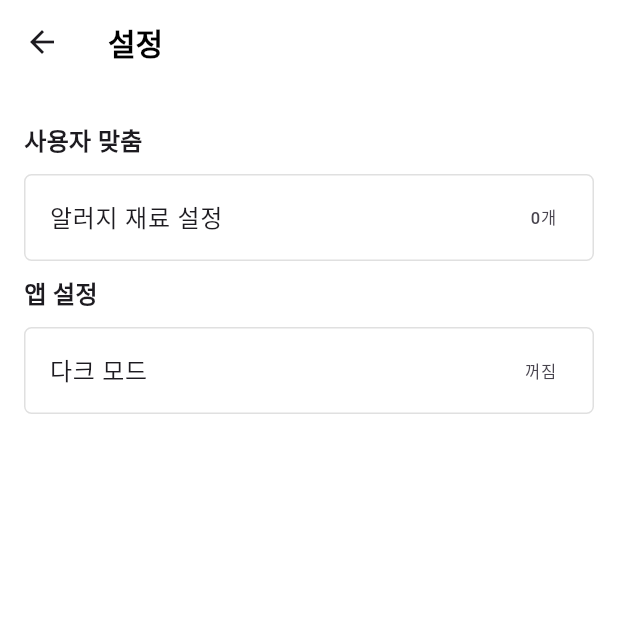
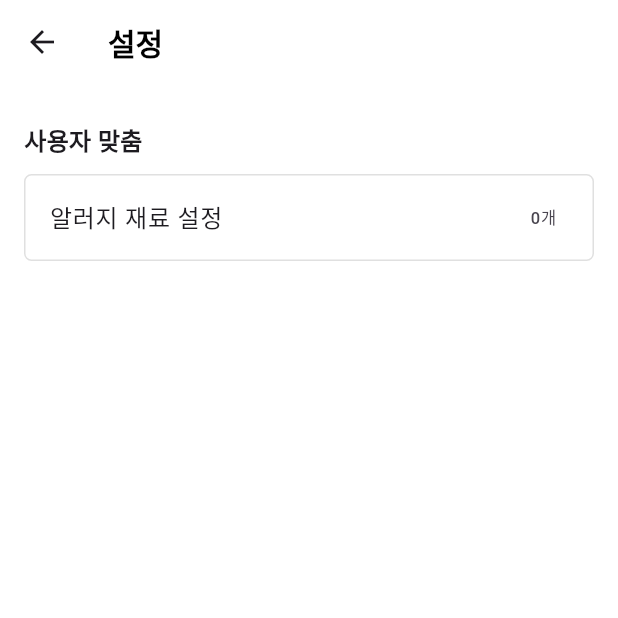
Before and after one commit to AYEOOON/as_it_is, a Flutter app: the SettingsScreen screen opened directly, on a phone screen of 412 x 824 dp, the top half of it. Run offline on Flutter 3.47's test engine with Material 3 defaults, Android fonts, the phone set to English and light mode, and no system bars.

Commit message:
refactor: 다크모드 관련 기능 제거

```diff
--- a/lib/screens/SettingScreen.dart
+++ b/lib/screens/SettingScreen.dart
@@ -41,14 +41,6 @@ class SettingsScreen extends StatelessWidget {
               );
             },
           ),
-          const SectionHeader(title: '앱 설정'),
-          SettingItem(
-            label: '다크 모드',
-            value: '꺼짐',
-            onTap: () {
-              print('다크 모드 클릭');
-            },
-          ),
         ],
       ),
     );
```
